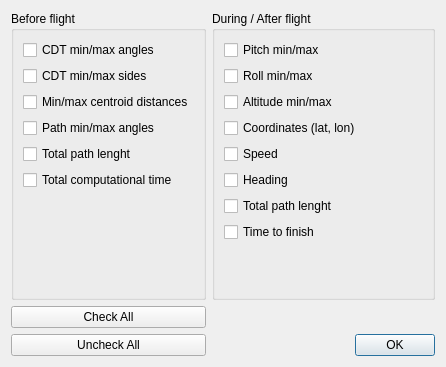
Old version of the form src/qtnp/ui/log_settings.ui in the repository fbalaban/qtnp.
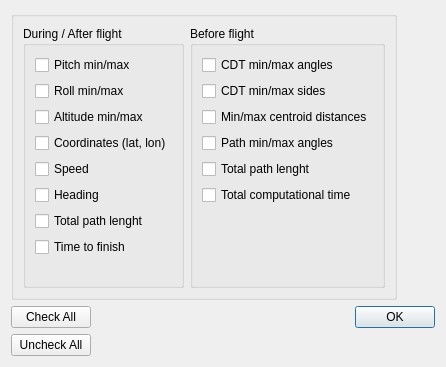
New version of the form.

```diff
--- a/src/qtnp/ui/log_settings.ui
+++ b/src/qtnp/ui/log_settings.ui
@@ -26,23 +26,22 @@
    <bool>true</bool>
   </property>
   <layout class="QGridLayout" name="gridLayout">
-   <item row="1" column="0">
-    <widget class="QPushButton" name="pushbutton_check_all">
+   <item row="0" column="0" colspan="2">
+    <widget class="QGroupBox" name="groupBox_3">
      <property name="sizePolicy">
-      <sizepolicy hsizetype="Minimum" vsizetype="Maximum">
+      <sizepolicy hsizetype="Maximum" vsizetype="Minimum">
        <horstretch>0</horstretch>
        <verstretch>0</verstretch>
       </sizepolicy>
      </property>
-     <property name="text">
-      <string>Check All</string>
+     <property name="title">
+      <string/>
      </property>
-    </widget>
-   </item>
-   <item row="0" column="1">
+     <layout class="QHBoxLayout" name="horizontalLayout">
+      <item>
     <widget class="QGroupBox" name="groupBox_2">
      <property name="sizePolicy">
-      <sizepolicy hsizetype="MinimumExpanding" vsizetype="Minimum">
+         <sizepolicy hsizetype="Minimum" vsizetype="Minimum">
        <horstretch>0</horstretch>
        <verstretch>0</verstretch>
       </sizepolicy>
@@ -116,7 +115,7 @@
      </layout>
     </widget>
    </item>
-   <item row="0" column="0">
+      <item>
     <widget class="QGroupBox" name="groupBox">
      <property name="sizePolicy">
       <sizepolicy hsizetype="Minimum" vsizetype="MinimumExpanding">
@@ -179,8 +178,24 @@
      </layout>
     </widget>
    </item>
+     </layout>
+    </widget>
+   </item>
    <item row="2" column="0">
-    <widget class="QPushButton" name="pushbutton_uncheck_all">
+    <widget class="QPushButton" name="button_check_all">
+     <property name="sizePolicy">
+      <sizepolicy hsizetype="Minimum" vsizetype="Maximum">
+       <horstretch>0</horstretch>
+       <verstretch>0</verstretch>
+      </sizepolicy>
+     </property>
+     <property name="text">
+      <string>Check All</string>
+     </property>
+    </widget>
+   </item>
+   <item row="3" column="0">
+    <widget class="QPushButton" name="button_uncheck_all">
      <property name="sizePolicy">
       <sizepolicy hsizetype="Minimum" vsizetype="Maximum">
        <horstretch>0</horstretch>
```
Lines whose indentation alone changed are shown as unchanged.
